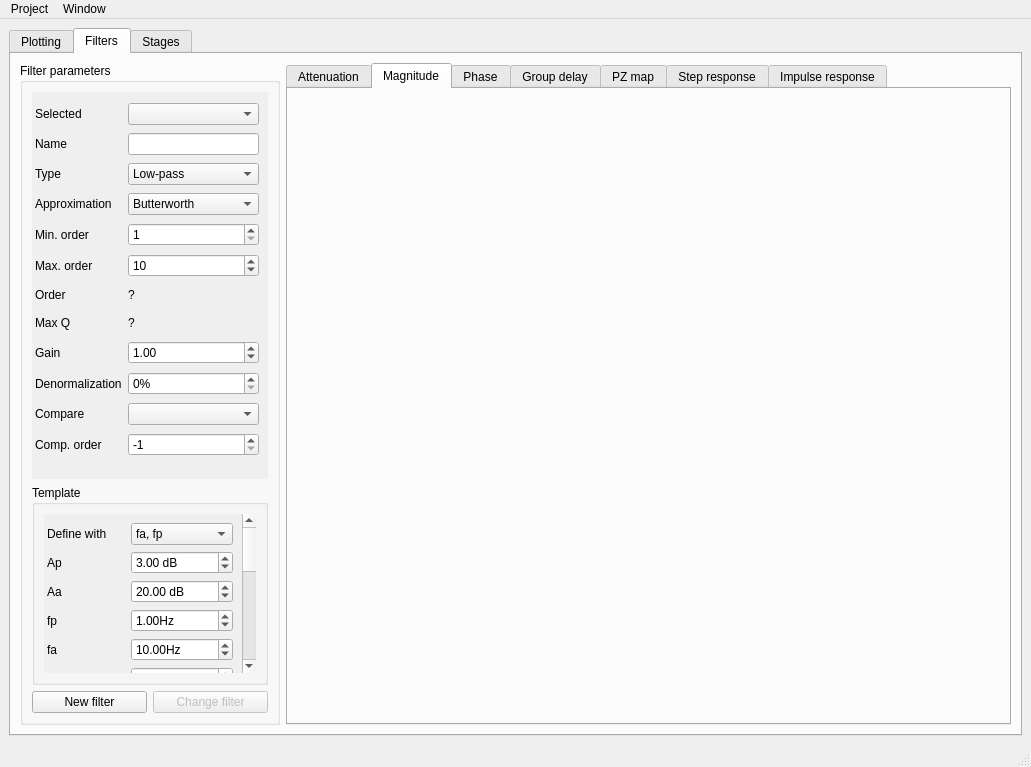
Old version of the form designer/mainwindow.ui in the repository juan-sb/filtertool-tc22.
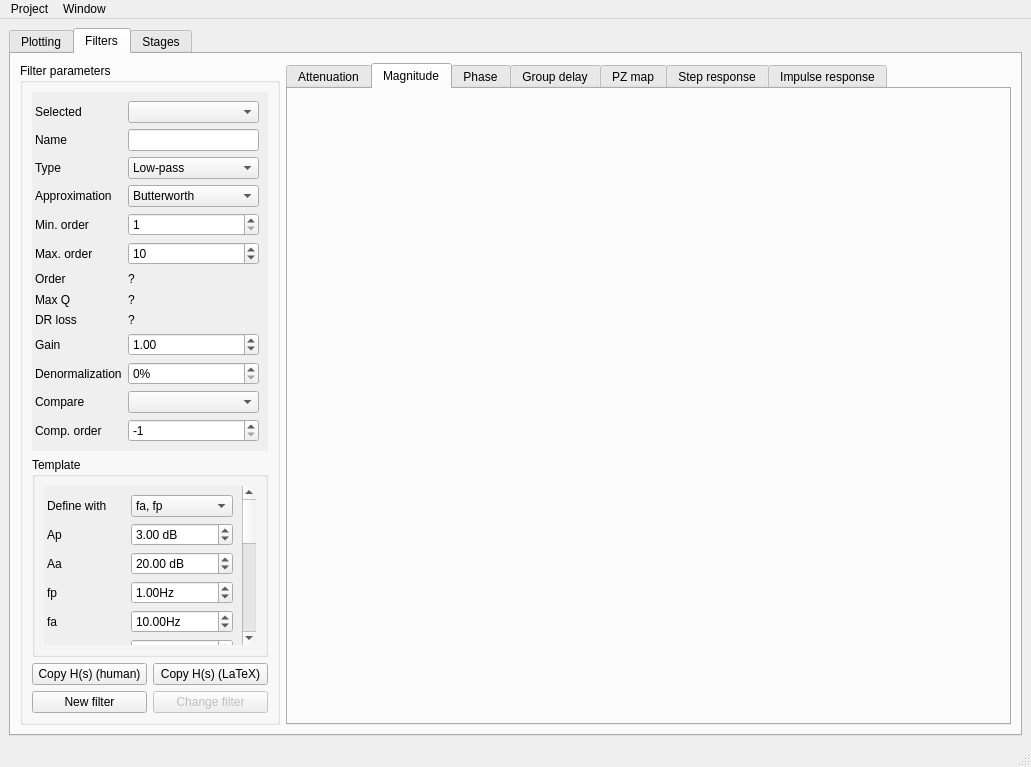
New version of the form. The open tabs and pages were chosen to show the change. Icons and pictures are not drawn. Custom widgets are drawn as their Qt base class.

What changed in the file:
```diff
--- a/designer/mainwindow.ui
+++ b/designer/mainwindow.ui
@@ -1274,405 +1274,10 @@
           <property name="title">
            <string>Filter parameters</string>
           </property>
-          <layout class="QGridLayout" name="gridLayout_16" rowstretch="6,5,0" rowminimumheight="0,0,1">
+          <layout class="QGridLayout" name="gridLayout_16" rowstretch="6,0,0,0">
            <property name="rightMargin">
             <number>9</number>
            </property>
-           <item row="2" column="0">
-            <layout class="QHBoxLayout" name="horizontalLayout_5">
-             <item>
-              <widget class="QPushButton" name="new_filter_btn">
-               <property name="enabled">
-                <bool>true</bool>
-               </property>
-               <property name="text">
-                <string>New filter</string>
-               </property>
-              </widget>
-             </item>
-             <item>
-              <widget class="QPushButton" name="chg_filter_btn">
-               <property name="enabled">
-                <bool>false</bool>
-               </property>
-               <property name="text">
-                <string>Change filter</string>
-               </property>
-              </widget>
-             </item>
-            </layout>
-           </item>
-           <item row="0" column="0">
-            <widget class="QScrollArea" name="scrollArea_3">
-             <property name="sizePolicy">
-              <sizepolicy hsizetype="Ignored" vsizetype="Expanding">
-               <horstretch>1</horstretch>
-               <verstretch>0</verstretch>
-              </sizepolicy>
-             </property>
-             <property name="maximumSize">
-              <size>
-               <width>16777215</width>
-               <height>16777215</height>
-              </size>
-             </property>
-             <property name="frameShape">
-              <enum>QFrame::NoFrame</enum>
-             </property>
-             <property name="frameShadow">
-              <enum>QFrame::Plain</enum>
-             </property>
-             <property name="sizeAdjustPolicy">
-              <enum>QAbstractScrollArea::AdjustToContents</enum>
-             </property>
-             <property name="widgetResizable">
-              <bool>true</bool>
-             </property>
-             <widget class="QWidget" name="scrollAreaWidgetContents_3">
-              <property name="geometry">
-               <rect>
-                <x>0</x>
-                <y>0</y>
-                <width>240</width>
-                <height>386</height>
-               </rect>
-              </property>
-              <property name="sizePolicy">
-               <sizepolicy hsizetype="Ignored" vsizetype="Preferred">
-                <horstretch>0</horstretch>
-                <verstretch>0</verstretch>
-               </sizepolicy>
-              </property>
-              <property name="maximumSize">
-               <size>
-                <width>16777215</width>
-                <height>16777215</height>
-               </size>
-              </property>
-              <layout class="QGridLayout" name="gridLayout_2">
-               <property name="leftMargin">
-                <number>3</number>
-               </property>
-               <item row="1" column="1">
-                <widget class="QLineEdit" name="filtername_box">
-                 <property name="mouseTracking">
-                  <bool>false</bool>
-                 </property>
-                 <property name="acceptDrops">
-                  <bool>false</bool>
-                 </property>
-                </widget>
-               </item>
-               <item row="8" column="1">
-                <widget class="QLabel" name="N_label">
-                 <property name="maximumSize">
-                  <size>
-                   <width>16777215</width>
-                   <height>20</height>
-                  </size>
-                 </property>
-                 <property name="text">
-                  <string>?</string>
-                 </property>
-                </widget>
-               </item>
-               <item row="9" column="1">
-                <widget class="QLabel" name="max_Q_label">
-                 <property name="maximumSize">
-                  <size>
-                   <width>16777215</width>
-                   <height>20</height>
-                  </size>
-                 </property>
-                 <property name="text">
-                  <string>?</string>
-                 </property>
-                </widget>
-               </item>
-               <item row="1" column="0">
-                <widget class="QLabel" name="label_26">
-                 <property name="text">
-                  <string>Name</string>
-                 </property>
-                </widget>
-               </item>
-               <item row="12" column="0">
-                <widget class="QLabel" name="label_30">
-                 <property name="text">
-                  <string>Compare</string>
-                 </property>
-                </widget>
-               </item>
-               <item row="3" column="1">
-                <widget class="QComboBox" name="aprox_box">
-                 <item>
-                  <property name="text">
-                   <string>Butterworth</string>
-                  </property>
-                 </item>
-                 <item>
-                  <property name="text">
-                   <string>Chebyshev</string>
-                  </property>
-                 </item>
-                 <item>
-                  <property name="text">
-                   <string>Chebyshev 2</string>
-                  </property>
-                 </item>
-                 <item>
-                  <property name="text">
-                   <string>Cauer</string>
-                  </property>
-                 </item>
-                 <item>
-                  <property name="text">
-                   <string>Legendre</string>
-                  </property>
-                 </item>
-                 <item>
-                  <property name="text">
-                   <string>Bessel</string>
-                  </property>
-                 </item>
-                 <item>
-                  <property name="text">
-                   <string>Gauss</string>
-                  </property>
-                 </item>
-                </widget>
-               </item>
-               <item row="0" column="1">
-                <widget class="QComboBox" name="selfil_cb"/>
-               </item>
-               <item row="2" column="0">
-                <widget class="QLabel" name="label_27">
-                 <property name="text">
-                  <string>Type</string>
-                 </property>
-                </widget>
-               </item>
-               <item row="8" column="0">
-                <widget class="QLabel" name="label_36">
-                 <property name="text">
-                  <string>Order</string>
-                 </property>
-                </widget>
-               </item>
-               <item row="9" column="0">
-                <widget class="QLabel" name="label_32">
-                 <property name="text">
-                  <string>Max Q</string>
-                 </property>
-                </widget>
-               </item>
-               <item row="7" column="1">
-                <widget class="QSpinBox" name="N_max_box">
-                 <property name="minimum">
-                  <number>0</number>
-                 </property>
-                 <property name="maximum">
-                  <number>50</number>
-                 </property>
-                 <property name="value">
-                  <number>10</number>
-                 </property>
-                </widget>
-               </item>
-               <item row="10" column="1">
-                <widget class="QDoubleSpinBox" name="gain_box">
-                 <property name="minimum">
-                  <double>0.010000000000000</double>
-                 </property>
-                 <property name="maximum">
-                  <double>1000000.000000000000000</double>
-                 </property>
-                 <property name="singleStep">
-                  <double>0.010000000000000</double>
-                 </property>
-                 <property name="value">
-                  <double>1.000000000000000</double>
-                 </property>
-                </widget>
-               </item>
-               <item row="6" column="0">
-                <widget class="QLabel" name="label_49">
-                 <property name="text">
-                  <string>Min. order</string>
-                 </property>
-                </widget>
-               </item>
-               <item row="0" column="0">
-                <widget class="QLabel" name="label_29">
-                 <property name="text">
-                  <string>Selected</string>
-                 </property>
-                </widget>
-               </item>
-               <item row="2" column="1">
-                <widget class="QComboBox" name="tipo_box">
-                 <property name="minimumSize">
-                  <size>
-                   <width>0</width>
-                   <height>0</height>
-                  </size>
-                 </property>
-                 <item>
-                  <property name="text">
-                   <string>Low-pass</string>
-                  </property>
-                 </item>
-                 <item>
-                  <property name="text">
-                   <string>High-pass</string>
-                  </property>
-                 </item>
-                 <item>
-                  <property name="text">
-                   <string>Band-pass</string>
-                  </property>
-                 </item>
-                 <item>
-                  <property name="text">
-                   <string>Band-reject</string>
-                  </property>
-                 </item>
-                 <item>
-                  <property name="text">
-                   <string>Group delay</string>
-                  </property>
-                 </item>
-                </widget>
-               </item>
-               <item row="10" column="0">
-                <widget class="QLabel" name="label_28">
-                 <property name="text">
-                  <string>Gain</string>
-                 </property>
-                </widget>
-               </item>
-               <item row="11" column="1">
-                <widget class="QDoubleSpinBox" name="denorm_box">
-                 <property name="suffix">
-                  <string>%</string>
-                 </property>
-                 <property name="decimals">
-                  <number>0</number>
-                 </property>
-                 <property name="minimum">
-                  <double>0.000000000000000</double>
-                 </property>
-                 <property name="maximum">
-                  <double>100.000000000000000</double>
-                 </property>
-                 <property name="singleStep">
-                  <double>1.000000000000000</double>
-                 </property>
-                 <property name="value">
-                  <double>0.000000000000000</double>
-                 </property>
-                </widget>
-               </item>
-               <item row="3" column="0">
-                <widget class="QLabel" name="label_54">
-                 <property name="text">
-                  <string>Approximation</string>
-                 </property>
-                </widget>
-               </item>
-               <item row="7" column="0">
-                <widget class="QLabel" name="label_59">
-                 <property name="text">
-                  <string>Max. order</string>
-                 </property>
-                </widget>
-               </item>
-               <item row="6" column="1">
-                <widget class="QSpinBox" name="N_min_box">
-                 <property name="minimum">
-                  <number>1</number>
-                 </property>
-                 <property name="maximum">
-                  <number>50</number>
-                 </property>
-                </widget>
-               </item>
-               <item row="12" column="1">
-                <widget class="CheckableComboBox" name="compareapprox_cb">
-                 <property name="currentIndex">
-                  <number>-1</number>
-                 </property>
-                 <item>
-                  <property name="text">
-                   <string>Butterworth</string>
-                  </property>
-                 </item>
-                 <item>
-                  <property name="text">
-                   <string>Chebyshev</string>
-                  </property>
-                 </item>
-                 <item>
-                  <property name="text">
-                   <string>Chebyshev 2</string>
-                  </property>
-                 </item>
-                 <item>
-                  <property name="text">
-                   <string>Cauer</string>
-                  </property>
-                 </item>
-                 <item>
-                  <property name="text">
-                   <string>Legendre</string>
-                  </property>
-                 </item>
-                 <item>
-                  <property name="text">
-                   <string>Bessel</string>
-                  </property>
-                 </item>
-                 <item>
-                  <property name="text">
-                   <string>Gauss</string>
-                  </property>
-                 </item>
-                </widget>
-               </item>
-               <item row="11" column="0">
-                <widget class="QLabel" name="label_61">
-                 <property name="text">
-                  <string>Denormalization</string>
-                 </property>
-                </widget>
-               </item>
-               <item row="13" column="0">
-                <widget class="QLabel" name="label_33">
-                 <property name="text">
-                  <string>Comp. order</string>
-                 </property>
-                </widget>
-               </item>
-               <item row="13" column="1">
-                <widget class="QSpinBox" name="comp_N_box">
-                 <property name="toolTip">
-                  <string>&lt;html&gt;&lt;head/&gt;&lt;body&gt;&lt;p&gt;Order -1: find lowest order for template&lt;br/&gt;Order 0: use same order as the lead approximation&lt;/p&gt;&lt;p&gt;Order &amp;gt; 0: use this order&lt;/p&gt;&lt;/body&gt;&lt;/html&gt;</string>
-                 </property>
-                 <property name="minimum">
-                  <number>-1</number>
-                 </property>
-                 <property name="maximum">
-                  <number>50</number>
-                 </property>
-                 <property name="value">
-                  <number>-1</number>
-                 </property>
-                </widget>
-               </item>
-              </layout>
-             </widget>
-            </widget>
-           </item>
            <item row="1" column="0">
             <widget class="QGroupBox" name="groupBox_6">
              <property name="sizePolicy">
@@ -2120,6 +1725,439 @@
              </layout>
             </widget>
            </item>
+           <item row="0" column="0">
+            <widget class="QScrollArea" name="scrollArea_3">
+             <property name="sizePolicy">
+              <sizepolicy hsizetype="Ignored" vsizetype="Expanding">
+               <horstretch>1</horstretch>
+               <verstretch>0</verstretch>
+              </sizepolicy>
+             </property>
+             <property name="maximumSize">
+              <size>
+               <width>16777215</width>
+               <height>16777215</height>
+              </size>
+             </property>
+             <property name="frameShape">
+              <enum>QFrame::NoFrame</enum>
+             </property>
+             <property name="frameShadow">
+              <enum>QFrame::Plain</enum>
+             </property>
+             <property name="sizeAdjustPolicy">
+              <enum>QAbstractScrollArea::AdjustToContents</enum>
+             </property>
+             <property name="widgetResizable">
+              <bool>true</bool>
+             </property>
+             <widget class="QWidget" name="scrollAreaWidgetContents_3">
+              <property name="geometry">
+               <rect>
+                <x>0</x>
+                <y>0</y>
+                <width>240</width>
+                <height>363</height>
+               </rect>
+              </property>
+              <property name="sizePolicy">
+               <sizepolicy hsizetype="Ignored" vsizetype="Preferred">
+                <horstretch>0</horstretch>
+                <verstretch>0</verstretch>
+               </sizepolicy>
+              </property>
+              <property name="maximumSize">
+               <size>
+                <width>16777215</width>
+                <height>16777215</height>
+               </size>
+              </property>
+              <layout class="QGridLayout" name="gridLayout_2">
+               <property name="leftMargin">
+                <number>3</number>
+               </property>
+               <item row="2" column="0">
+                <widget class="QLabel" name="label_27">
+                 <property name="text">
+                  <string>Type</string>
+                 </property>
+                </widget>
+               </item>
+               <item row="0" column="0">
+                <widget class="QLabel" name="label_29">
+                 <property name="text">
+                  <string>Selected</string>
+                 </property>
+                </widget>
+               </item>
+               <item row="8" column="0">
+                <widget class="QLabel" name="label_36">
+                 <property name="text">
+                  <string>Order</string>
+                 </property>
+                </widget>
+               </item>
+               <item row="7" column="1">
+                <widget class="QSpinBox" name="N_max_box">
+                 <property name="minimum">
+                  <number>0</number>
+                 </property>
+                 <property name="maximum">
+                  <number>50</number>
+                 </property>
+                 <property name="value">
+                  <number>10</number>
+                 </property>
+                </widget>
+               </item>
+               <item row="13" column="1">
+                <widget class="CheckableComboBox" name="compareapprox_cb">
+                 <property name="currentIndex">
+                  <number>-1</number>
+                 </property>
+                 <item>
+                  <property name="text">
+                   <string>Butterworth</string>
+                  </property>
+                 </item>
+                 <item>
+                  <property name="text">
+                   <string>Chebyshev</string>
+                  </property>
+                 </item>
+                 <item>
+                  <property name="text">
+                   <string>Chebyshev 2</string>
+                  </property>
+                 </item>
+                 <item>
+                  <property name="text">
+                   <string>Cauer</string>
+                  </property>
+                 </item>
+                 <item>
+                  <property name="text">
+                   <string>Legendre</string>
+                  </property>
+                 </item>
+                 <item>
+                  <property name="text">
+                   <string>Bessel</string>
+                  </property>
+                 </item>
+                 <item>
+                  <property name="text">
+                   <string>Gauss</string>
+                  </property>
+                 </item>
+                </widget>
+               </item>
+               <item row="13" column="0">
+                <widget class="QLabel" name="label_30">
+                 <property name="text">
+                  <string>Compare</string>
+                 </property>
+                </widget>
+               </item>
+               <item row="0" column="1">
+                <widget class="QComboBox" name="selfil_cb"/>
+               </item>
+               <item row="14" column="0">
+                <widget class="QLabel" name="label_33">
+                 <property name="text">
+                  <string>Comp. order</string>
+                 </property>
+                </widget>
+               </item>
+               <item row="2" column="1">
+                <widget class="QComboBox" name="tipo_box">
+                 <property name="minimumSize">
+                  <size>
+                   <width>0</width>
+                   <height>0</height>
+                  </size>
+                 </property>
+                 <item>
+                  <property name="text">
+                   <string>Low-pass</string>
+                  </property>
+                 </item>
+                 <item>
+                  <property name="text">
+                   <string>High-pass</string>
+                  </property>
+                 </item>
+                 <item>
+                  <property name="text">
+                   <string>Band-pass</string>
+                  </property>
+                 </item>
+                 <item>
+                  <property name="text">
+                   <string>Band-reject</string>
+                  </property>
+                 </item>
+                 <item>
+                  <property name="text">
+                   <string>Group delay</string>
+                  </property>
+                 </item>
+                </widget>
+               </item>
+               <item row="1" column="0">
+                <widget class="QLabel" name="label_26">
+                 <property name="text">
+                  <string>Name</string>
+                 </property>
+                </widget>
+               </item>
+               <item row="3" column="1">
+                <widget class="QComboBox" name="aprox_box">
+                 <item>
+                  <property name="text">
+                   <string>Butterworth</string>
+                  </property>
+                 </item>
+                 <item>
+                  <property name="text">
+                   <string>Chebyshev</string>
+                  </property>
+                 </item>
+                 <item>
+                  <property name="text">
+                   <string>Chebyshev 2</string>
+                  </property>
+                 </item>
+                 <item>
+                  <property name="text">
+                   <string>Cauer</string>
+                  </property>
+                 </item>
+                 <item>
+                  <property name="text">
+                   <string>Legendre</string>
+                  </property>
+                 </item>
+                 <item>
+                  <property name="text">
+                   <string>Bessel</string>
+                  </property>
+                 </item>
+                 <item>
+                  <property name="text">
+                   <string>Gauss</string>
+                  </property>
+                 </item>
+                </widget>
+               </item>
+               <item row="9" column="0">
+                <widget class="QLabel" name="label_32">
+                 <property name="text">
+                  <string>Max Q</string>
+                 </property>
+                </widget>
+               </item>
+               <item row="11" column="1">
+                <widget class="QDoubleSpinBox" name="gain_box">
+                 <property name="minimum">
+                  <double>0.010000000000000</double>
+                 </property>
+                 <property name="maximum">
+                  <double>1000000.000000000000000</double>
+                 </property>
+                 <property name="singleStep">
+                  <double>0.010000000000000</double>
+                 </property>
+                 <property name="value">
+                  <double>1.000000000000000</double>
+                 </property>
+                </widget>
+               </item>
+               <item row="11" column="0">
+                <widget class="QLabel" name="label_28">
+                 <property name="text">
+                  <string>Gain</string>
+                 </property>
+                </widget>
+               </item>
+               <item row="8" column="1">
+                <widget class="QLabel" name="N_label">
+                 <property name="maximumSize">
+                  <size>
+                   <width>16777215</width>
+                   <height>20</height>
+                  </size>
+                 </property>
+                 <property name="text">
+                  <string>?</string>
+                 </property>
+                </widget>
+               </item>
+               <item row="12" column="1">
+                <widget class="QDoubleSpinBox" name="denorm_box">
+                 <property name="suffix">
+                  <string>%</string>
+                 </property>
+                 <property name="decimals">
+                  <number>0</number>
+                 </property>
+                 <property name="minimum">
+                  <double>0.000000000000000</double>
+                 </property>
+                 <property name="maximum">
+                  <double>100.000000000000000</double>
+                 </property>
+                 <property name="singleStep">
+                  <double>1.000000000000000</double>
+                 </property>
+                 <property name="value">
+                  <double>0.000000000000000</double>
+                 </property>
+                </widget>
+               </item>
+               <item row="9" column="1">
+                <widget class="QLabel" name="max_Q_label">
+                 <property name="maximumSize">
+                  <size>
+                   <width>16777215</width>
+                   <height>20</height>
+                  </size>
+                 </property>
+                 <property name="text">
+                  <string>?</string>
+                 </property>
+                </widget>
+               </item>
+               <item row="6" column="1">
+                <widget class="QSpinBox" name="N_min_box">
+                 <property name="minimum">
+                  <number>1</number>
+                 </property>
+                 <property name="maximum">
+                  <number>50</number>
+                 </property>
+                </widget>
+               </item>
+               <item row="3" column="0">
+                <widget class="QLabel" name="label_54">
+                 <property name="text">
+                  <string>Approximation</string>
+                 </property>
+                </widget>
+               </item>
+               <item row="1" column="1">
+                <widget class="QLineEdit" name="filtername_box">
+                 <property name="mouseTracking">
+                  <bool>false</bool>
+                 </property>
+                 <property name="acceptDrops">
+                  <bool>false</bool>
+                 </property>
+                </widget>
+               </item>
+               <item row="12" column="0">
+                <widget class="QLabel" name="label_61">
+                 <property name="text">
+                  <string>Denormalization</string>
+                 </property>
+                </widget>
+               </item>
+               <item row="14" column="1">
+                <widget class="QSpinBox" name="comp_N_box">
+                 <property name="toolTip">
+                  <string>&lt;html&gt;&lt;head/&gt;&lt;body&gt;&lt;p&gt;Order -1: find lowest order for template&lt;br/&gt;Order 0: use same order as the lead approximation&lt;/p&gt;&lt;p&gt;Order &amp;gt; 0: use this order&lt;/p&gt;&lt;/body&gt;&lt;/html&gt;</string>
+                 </property>
+                 <property name="minimum">
+                  <number>-1</number>
+                 </property>
+                 <property name="maximum">
+                  <number>50</number>
+                 </property>
+                 <property name="value">
+                  <number>-1</number>
+                 </property>
+                </widget>
+               </item>
+               <item row="6" column="0">
+                <widget class="QLabel" name="label_49">
+                 <property name="text">
+                  <string>Min. order</string>
+                 </property>
+                </widget>
+               </item>
+               <item row="7" column="0">
+                <widget class="QLabel" name="label_59">
+                 <property name="text">
+                  <string>Max. order</string>
+                 </property>
+                </widget>
+               </item>
+               <item row="10" column="0">
+                <widget class="QLabel" name="label_35">
+                 <property name="sizePolicy">
+                  <sizepolicy hsizetype="Preferred" vsizetype="Maximum">
+                   <horstretch>0</horstretch>
+                   <verstretch>0</verstretch>
+                  </sizepolicy>
+                 </property>
+                 <property name="text">
+                  <string>DR loss</string>
+                 </property>
+                </widget>
+               </item>
+               <item row="10" column="1">
+                <widget class="QLabel" name="drloss_label">
+                 <property name="text">
+                  <string>?</string>
+                 </property>
+                </widget>
+               </item>
+              </layout>
+             </widget>
+            </widget>
+           </item>
+           <item row="3" column="0">
+            <layout class="QHBoxLayout" name="horizontalLayout_5">
+             <item>
+              <widget class="QPushButton" name="new_filter_btn">
+               <property name="enabled">
+                <bool>true</bool>
+               </property>
+               <property name="text">
+                <string>New filter</string>
+               </property>
+              </widget>
+             </item>
+             <item>
+              <widget class="QPushButton" name="chg_filter_btn">
+               <property name="enabled">
+                <bool>false</bool>
+               </property>
+               <property name="text">
+                <string>Change filter</string>
+               </property>
+              </widget>
+             </item>
+            </layout>
+           </item>
+           <item row="2" column="0">
+            <layout class="QHBoxLayout" name="horizontalLayout_7">
+             <item>
+              <widget class="QPushButton" name="fgetHhuman_btn">
+               <property name="text">
+                <string>Copy H(s) (human)</string>
+               </property>
+              </widget>
+             </item>
+             <item>
+              <widget class="QPushButton" name="fgetHlatex_btn">
+               <property name="text">
+                <string>Copy H(s) (LaTeX)</string>
+               </property>
+              </widget>
+             </item>
+            </layout>
+           </item>
           </layout>
          </widget>
         </item>
```
Left out of the diff: 246 changed lines with no effect on the pictures.
